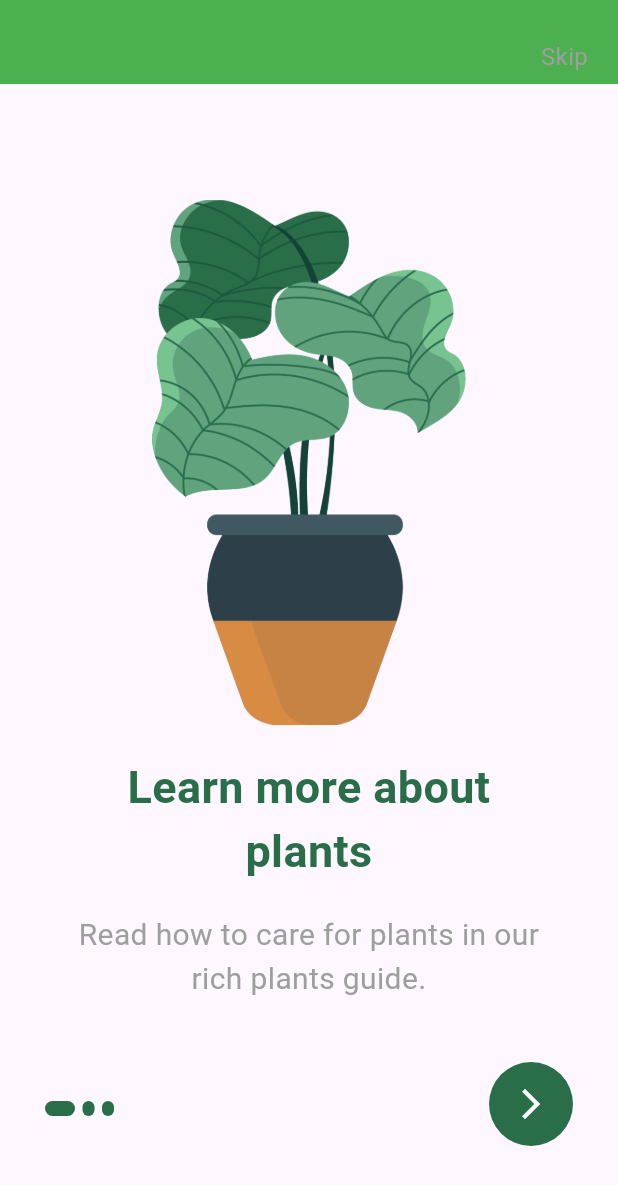
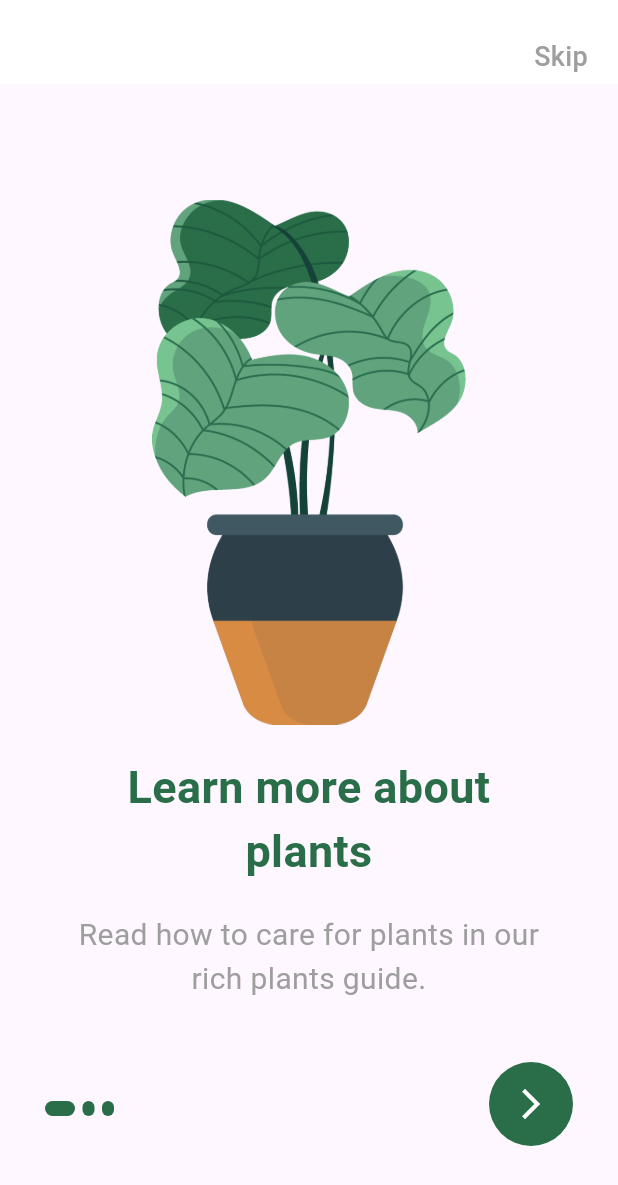
Before and after one commit to Iyonissio/plants-flutter-app, a Flutter app: the screen it shows after launch, on a phone screen of 412 x 824 dp. Shown: the top 1185 px of the screen. Run offline on Flutter 3.47's test engine with Material 3 defaults, Android fonts, the phone set to English and light mode, and no system bars.

```diff
--- /dev/null
+++ b/lib/models/plants.dart
@@ -0,0 +1,181 @@
+class Plant {
+  final int plantId;
+  final int price;
+  final String size;
+  final double rating;
+  final int humidity;
+  final String temperature;
+  final String category;
+  final String plantName;
+  final String imageURL;
+  bool isFavorated;
+  final String decription;
+  bool isSelected;
+
+  Plant(
+      {required this.plantId,
+      required this.price,
+      required this.category,
+      required this.plantName,
+      required this.size,
+      required this.rating,
+      required this.humidity,
+      required this.temperature,
+      required this.imageURL,
+      required this.isFavorated,
+      required this.decription,
+      required this.isSelected});
+
+  //List of Plants data
+  static List<Plant> plantList = [
+    Plant(
+        plantId: 0,
+        price: 22,
+        category: 'Indoor',
+        plantName: 'Sanseviera',
+        size: 'Small',
+        rating: 4.5,
+        humidity: 34,
+        temperature: '23 - 34',
+        imageURL: 'assets/images/plant-one.png',
+        isFavorated: true,
+        decription:
+            'This plant is one of the best plant. It grows in most of the regions in the world and can survive'
+            'even the harshest weather condition.',
+        isSelected: false),
+    Plant(
+        plantId: 1,
+        price: 11,
+        category: 'Outdoor',
+        plantName: 'Philodendron',
+        size: 'Medium',
+        rating: 4.8,
+        humidity: 56,
+        temperature: '19 - 22',
+        imageURL: 'assets/images/plant-two.png',
+        isFavorated: false,
+        decription:
+            'This plant is one of the best plant. It grows in most of the regions in the world and can survive'
+            'even the harshest weather condition.',
+        isSelected: false),
+    Plant(
+        plantId: 2,
+        price: 18,
+        category: 'Indoor',
+        plantName: 'Beach Daisy',
+        size: 'Large',
+        rating: 4.7,
+        humidity: 34,
+        temperature: '22 - 25',
+        imageURL: 'assets/images/plant-three.png',
+        isFavorated: false,
+        decription:
+            'This plant is one of the best plant. It grows in most of the regions in the world and can survive'
+            'even the harshest weather condition.',
+        isSelected: false),
+    Plant(
+        plantId: 3,
+        price: 30,
+        category: 'Outdoor',
+        plantName: 'Big Bluestem',
+        size: 'Small',
+        rating: 4.5,
+        humidity: 35,
+        temperature: '23 - 28',
+        imageURL: 'assets/images/plant-one.png',
+        isFavorated: false,
+        decription:
+            'This plant is one of the best plant. It grows in most of the regions in the world and can survive'
+            'even the harshest weather condition.',
+        isSelected: false),
+    Plant(
+        plantId: 4,
+        price: 24,
+        category: 'Recommended',
+        plantName: 'Big Bluestem',
+        size: 'Large',
+        rating: 4.1,
+        humidity: 66,
+        temperature: '12 - 16',
+        imageURL: 'assets/images/plant-four.png',
+        isFavorated: true,
+        decription:
+            'This plant is one of the best plant. It grows in most of the regions in the world and can survive'
+            'even the harshest weather condition.',
+        isSelected: false),
+    Plant(
+        plantId: 5,
+        price: 24,
+        category: 'Outdoor',
+        plantName: 'Meadow Sage',
+        size: 'Medium',
+        rating: 4.4,
+        humidity: 36,
+        temperature: '15 - 18',
+        imageURL: 'assets/images/plant-five.png',
+        isFavorated: false,
+        decription:
+            'This plant is one of the best plant. It grows in most of the regions in the world and can survive'
+            'even the harshest weather condition.',
+        isSelected: false),
+    Plant(
+        plantId: 6,
+        price: 19,
+        category: 'Garden',
+        plantName: 'Plumbago',
+        size: 'Small',
+        rating: 4.2,
+        humidity: 46,
+        temperature: '23 - 26',
+        imageURL: 'assets/images/plant-six.png',
+        isFavorated: false,
+        decription:
+            'This plant is one of the best plant. It grows in most of the regions in the world and can survive'
+            'even the harshest weather condition.',
+        isSelected: false),
+    Plant(
+        plantId: 7,
+        price: 23,
+        category: 'Garden',
+        plantName: 'Tritonia',
+        size: 'Medium',
+        rating: 4.5,
+        humidity: 34,
+        temperature: '21 - 24',
+        imageURL: 'assets/images/plant-seven.png',
+        isFavorated: false,
+        decription:
+            'This plant is one of the best plant. It grows in most of the regions in the world and can survive'
+            'even the harshest weather condition.',
+        isSelected: false),
+    Plant(
+        plantId: 8,
+        price: 46,
+        category: 'Recommended',
+        plantName: 'Tritonia',
+        size: 'Medium',
+        rating: 4.7,
+        humidity: 46,
+        temperature: '21 - 25',
+        imageURL: 'assets/images/plant-eight.png',
+        isFavorated: false,
+        decription:
+            'This plant is one of the best plant. It grows in most of the regions in the world and can survive'
+            'even the harshest weather condition.',
+        isSelected: false),
+  ];
+
+  //Get the favorated items
+  static List<Plant> getFavoritedPlants() {
+    List<Plant> _travelList = Plant.plantList;
+    return _travelList.where((element) => element.isFavorated == true).toList();
+  }
+
+  //Get the cart items
+  static List<Plant> addedToCartPlants() {
+    List<Plant> _selectedPlants = Plant.plantList;
+    return _selectedPlants
+        .where((element) => element.isSelected == true)
+        .toList();
+  }
+}
--- a/lib/ui/onboarding_screen.dart
+++ b/lib/ui/onboarding_screen.dart
@@ -19,7 +19,7 @@ class _OnboardingScreenState extends State<OnboardingScreen> {
     return Scaffold(
       appBar: AppBar(
         elevation: 0.0,
-        backgroundColor: Colors.green,
+        backgroundColor: Colors.white,
         actions: [
           Padding(
             padding: const EdgeInsets.only(right: 20, top: 20),
@@ -32,8 +32,8 @@ class _OnboardingScreenState extends State<OnboardingScreen> {
                 'Skip',
                 style: TextStyle(
                   color: Colors.grey,
-                  fontSize: 16.0,
-                  fontWeight: FontWeight.w400,
+                  fontSize: 18.0,
+                  fontWeight: FontWeight.w500,
                 ),
               ),
             ),
```
